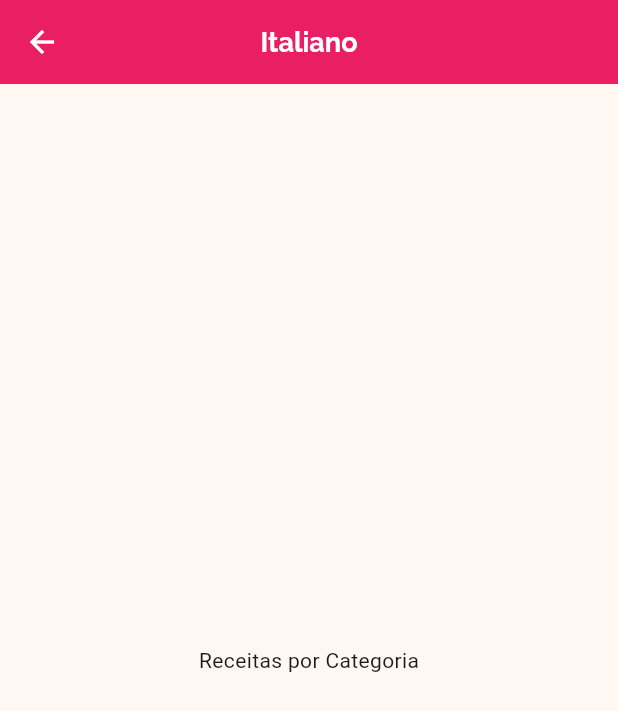
After one commit to mateusalmeiida/comidas-app-flutter, a Flutter app: the screen it shows after launch, after a tap on "Italiano", on a phone screen of 412 x 824 dp. The commit adds this screen. Shown: the top 711 px of the screen. Run offline on Flutter 3.47's test engine with Material 3 defaults, Android fonts, the phone set to English and light mode, and no system bars.

Commit message:
Adicionada página CategoriesMealsScreen; Adicionada navegação para a nova página ao clicar em um dos Containers de categorias

```diff
--- a/lib/components/category_item.dart
+++ b/lib/components/category_item.dart
@@ -1,25 +1,48 @@
 import 'package:flutter/material.dart';
 import '../models/category.dart';
+import '../screens/categories_meals_screen.dart';
 
 class CategoryItem extends StatelessWidget {
   final Category category;
 
   const CategoryItem({super.key, required this.category});
 
+  void _selectCategoy(BuildContext context) {
+    Navigator.of(context).push(
+      MaterialPageRoute(
+        builder: (_) {
+          return CategoriesMealsScreen(
+            category: category,
+          );
+        },
+      ),
+    );
+  }
+
   @override
   Widget build(BuildContext context) {
-    return Container(
+    return InkWell(
+      onTap: () {
+        _selectCategoy(context);
+      },
+      splashColor: Theme.of(context).colorScheme.primary,
+      borderRadius: BorderRadius.circular(15),
+      child: Container(
         decoration: BoxDecoration(
             borderRadius: BorderRadius.circular(15),
             gradient: LinearGradient(
                 begin: Alignment.topLeft,
                 end: Alignment.bottomRight,
-              colors: [category.color.withValues(alpha: 0.6), category.color])),
+                colors: [
+                  category.color.withValues(alpha: 0.55),
+                  category.color
+                ])),
         child: Center(
             child: Text(
           category.title,
           style: Theme.of(context).textTheme.titleSmall,
         )),
+      ),
     );
   }
 }
--- /dev/null
+++ b/lib/screens/categories_meals_screen.dart
@@ -0,0 +1,18 @@
+import 'package:flutter/material.dart';
+import '../models/category.dart';
+
+class CategoriesMealsScreen extends StatelessWidget {
+  final Category category;
+
+  const CategoriesMealsScreen({required this.category, super.key});
+
+  @override
+  Widget build(BuildContext context) {
+    return Scaffold(
+      appBar: AppBar(
+        title: Text(category.title),
+      ),
+      body: Center(child: Text('Receitas por Categoria')),
+    );
+  }
+}
```
Lines whose indentation alone changed are shown as unchanged.
